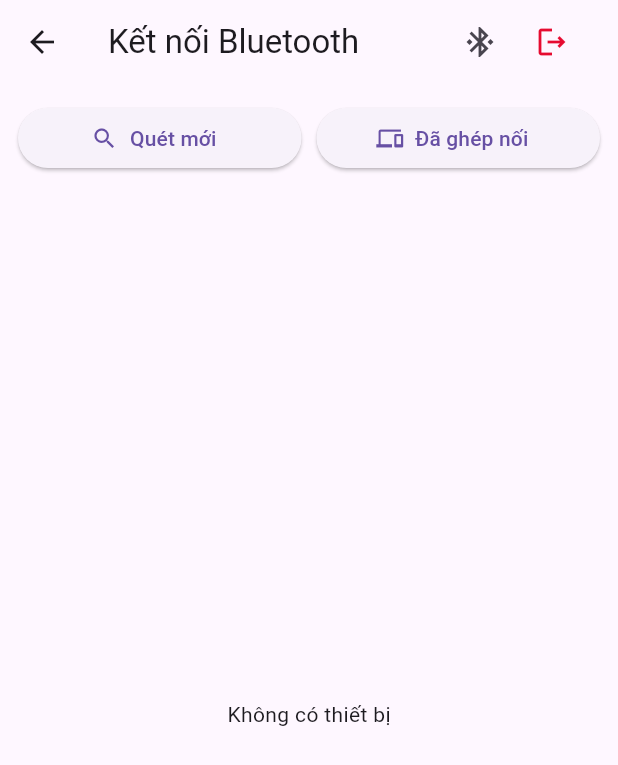
After one commit to TranHaiz/Final-project-flutter, a Flutter app: the GardenScreen screen opened directly, after a tap on the "bluetooth connected" icon, after a tap on "Quét mới", on a phone screen of 412 x 824 dp. The commit adds this screen. Shown: the top 765 px of the screen. Run offline on Flutter 3.47's test engine with Material 3 defaults, Android fonts, the phone set to English and light mode, and no system bars; our stand-ins replace flutter_bluetooth_serial, permission_handler.

Commit message:
update: REvert bluetooth feature

```diff
--- /dev/null
+++ b/lib/bluetooth.dart
@@ -0,0 +1,209 @@
+import 'package:flutter/material.dart';
+import 'package:flutter_bluetooth_serial/flutter_bluetooth_serial.dart';
+import 'package:permission_handler/permission_handler.dart';
+import 'bluetooth_service.dart';
+import 'garden_manager.dart';
+
+Future<void> _checkPermissions() async {
+  await [
+    Permission.bluetoothScan,
+    Permission.bluetoothConnect,
+    Permission.bluetoothAdvertise,
+    Permission.location,
+  ].request();
+}
+
+class BluetoothScanPage extends StatefulWidget {
+  const BluetoothScanPage({super.key});
+  @override
+  State<BluetoothScanPage> createState() => _BluetoothScanPageState();
+}
+
+class _BluetoothScanPageState extends State<BluetoothScanPage> {
+  BluetoothState _state = BluetoothState.UNKNOWN;
+  List<BluetoothDiscoveryResult> _devices = [];
+  bool _discovering = false;
+  BluetoothDevice? _connected;
+
+  @override
+  void initState() {
+    super.initState();
+    _checkPermissions();
+    _initBluetooth();
+  }
+
+  Future<void> _initBluetooth() async {
+    final s = await FlutterBluetoothSerial.instance.state;
+    setState(() => _state = s);
+    FlutterBluetoothSerial.instance.onStateChanged().listen((v) {
+      if (mounted) setState(() => _state = v);
+    });
+  }
+
+  Future<void> _toggle(bool on) async => on
+      ? await FlutterBluetoothSerial.instance.requestEnable()
+      : await FlutterBluetoothSerial.instance.requestDisable();
+
+  Future<void> _startDiscovery() async {
+    await _checkPermissions();
+    setState(() {
+      _devices.clear();
+      _discovering = true;
+    });
+
+    FlutterBluetoothSerial.instance
+        .startDiscovery()
+        .listen((r) {
+          setState(() {
+            final i = _devices.indexWhere(
+              (e) => e.device.address == r.device.address,
+            );
+            if (i >= 0)
+              _devices[i] = r;
+            else
+              _devices.add(r);
+          });
+        })
+        .onDone(() => setState(() => _discovering = false));
+  }
+
+  Future<void> _getBonded() async {
+    final list = await FlutterBluetoothSerial.instance.getBondedDevices();
+    setState(
+      () => _devices = list
+          .map((d) => BluetoothDiscoveryResult(device: d, rssi: 0))
+          .toList(),
+    );
+  }
+
+  Future<void> _connect(BluetoothDevice d) async {
+    try {
+      final c = await BluetoothConnection.toAddress(d.address);
+      if (!mounted) return;
+      setState(() => _connected = d);
+      BluetoothService.instance.setConnection(c);
+
+      ScaffoldMessenger.of(context).showSnackBar(
+        SnackBar(content: Text('Đã kết nối ${d.name ?? d.address}')),
+      );
+
+      c.input
+          ?.listen((data) {
+            final msg = String.fromCharCodes(data);
+            BluetoothService.instance.onReceive(msg);
+          })
+          .onDone(() {
+            if (mounted) setState(() => _connected = null);
+          });
+    } catch (e) {
+      ScaffoldMessenger.of(
+        context,
+      ).showSnackBar(SnackBar(content: Text('Kết nối thất bại')));
+    }
+  }
+
+  Future<void> _disconnect() async {
+    await BluetoothService.instance.disconnect();
+    setState(() => _connected = null);
+  }
+
+  @override
+  Widget build(BuildContext context) {
+    return Scaffold(
+      appBar: AppBar(
+        title: const Text('Kết nối Bluetooth'),
+        actions: [
+          IconButton(
+            icon: Icon(
+              _state.isEnabled
+                  ? Icons.bluetooth_connected
+                  : Icons.bluetooth_disabled,
+            ),
+            onPressed: () => _toggle(!_state.isEnabled),
+          ),
+          // back to garden screen
+          IconButton(
+            icon: const Icon(
+              Icons.logout_outlined,
+              color: Color.fromARGB(255, 230, 11, 48),
+            ),
+            onPressed: () {
+              Navigator.pushReplacement(
+                context,
+                MaterialPageRoute(builder: (context) => const GardenScreen()),
+              );
+            },
+          ),
+          const SizedBox(width: 20),
+          if (_connected != null)
+            IconButton(icon: const Icon(Icons.close), onPressed: _disconnect),
+        ],
+      ),
+      body: Column(
+        children: [
+          if (_connected != null)
+            Container(
+              padding: const EdgeInsets.all(12),
+              color: Colors.green.shade100,
+              child: Row(
+                children: [
+                  const Icon(Icons.bluetooth_connected, color: Colors.green),
+                  const SizedBox(width: 8),
+                  Expanded(
+                    child: Text(_connected!.name ?? _connected!.address),
+                  ),
+                  TextButton(onPressed: _disconnect, child: const Text('Ngắt')),
+                ],
+              ),
+            ),
+          Padding(
+            padding: const EdgeInsets.all(12),
+            child: Row(
+              children: [
+                Expanded(
+                  child: ElevatedButton.icon(
+                    onPressed: _discovering ? null : _startDiscovery,
+                    icon: const Icon(Icons.search),
+                    label: Text(_discovering ? 'Đang quét...' : 'Quét mới'),
+                  ),
+                ),
+                const SizedBox(width: 10),
+                Expanded(
+                  child: ElevatedButton.icon(
+                    onPressed: _getBonded,
+                    icon: const Icon(Icons.devices),
+                    label: const Text('Đã ghép nối'),
+                  ),
+                ),
+              ],
+            ),
+          ),
+          Expanded(
+            child: _devices.isEmpty
+                ? const Center(child: Text('Không có thiết bị'))
+                : ListView.builder(
+                    itemCount: _devices.length,
+                    itemBuilder: (_, i) {
+                      final d = _devices[i].device;
+                      return ListTile(
+                        leading: const Icon(
+                          Icons.bluetooth,
+                          color: Colors.blue,
+                        ),
+                        title: Text(d.name ?? 'Không tên'),
+                        subtitle: Text(d.address),
+                        trailing: ElevatedButton(
+                          onPressed: _connected == null
+                              ? () => _connect(d)
+                              : null,
+                          child: const Text('Kết nối'),
+                        ),
+                      );
+                    },
+                  ),
+          ),
+        ],
+      ),
+    );
+  }
+}
--- a/lib/garden_manager.dart
+++ b/lib/garden_manager.dart
@@ -3,6 +3,7 @@ import 'dart:io';
 import 'package:flutter/material.dart';
 import 'package:path_provider/path_provider.dart';
 import 'login_screen.dart';
+import 'bluetooth.dart';
 
 // ============================= Constants =============================
 final List<String> plantTypes = ["Xoài", "Táo", "Sầu riêng"];
@@ -275,8 +276,25 @@ class _GardenScreenState extends State<GardenScreen> {
             ),
         ],
       ),
+      // === Icon on Appbar
       actions: [
         IconButton(icon: const Icon(Icons.settings), onPressed: editEnvParams),
+        // Bluetooth
+        IconButton(
+          icon: const Icon(
+            Icons.bluetooth_connected,
+            color: Color.fromARGB(255, 13, 166, 236),
+          ),
+          onPressed: () {
+            Navigator.pushReplacement(
+              context,
+              MaterialPageRoute(
+                builder: (context) => const BluetoothScanPage(),
+              ),
+            );
+          },
+        ),
+        // Logout
         IconButton(
           icon: const Icon(
             Icons.output_outlined,
@@ -289,7 +307,7 @@ class _GardenScreenState extends State<GardenScreen> {
             );
           },
         ),
-        const SizedBox(width: 10),
+        const SizedBox(width: 20),
       ],
     );
   }
```
